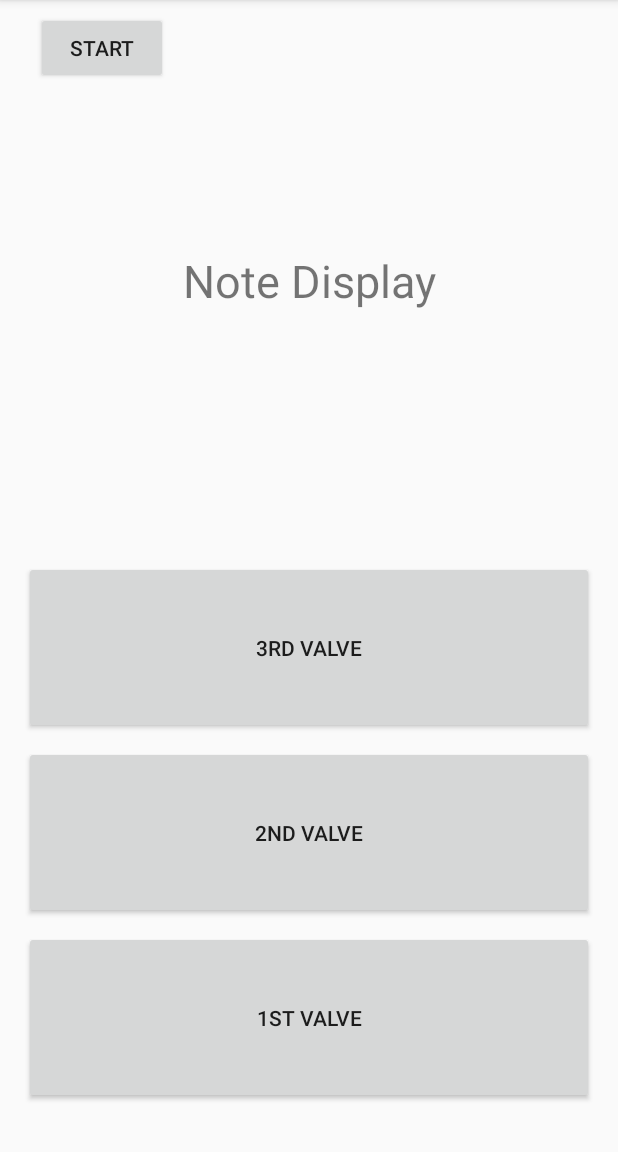
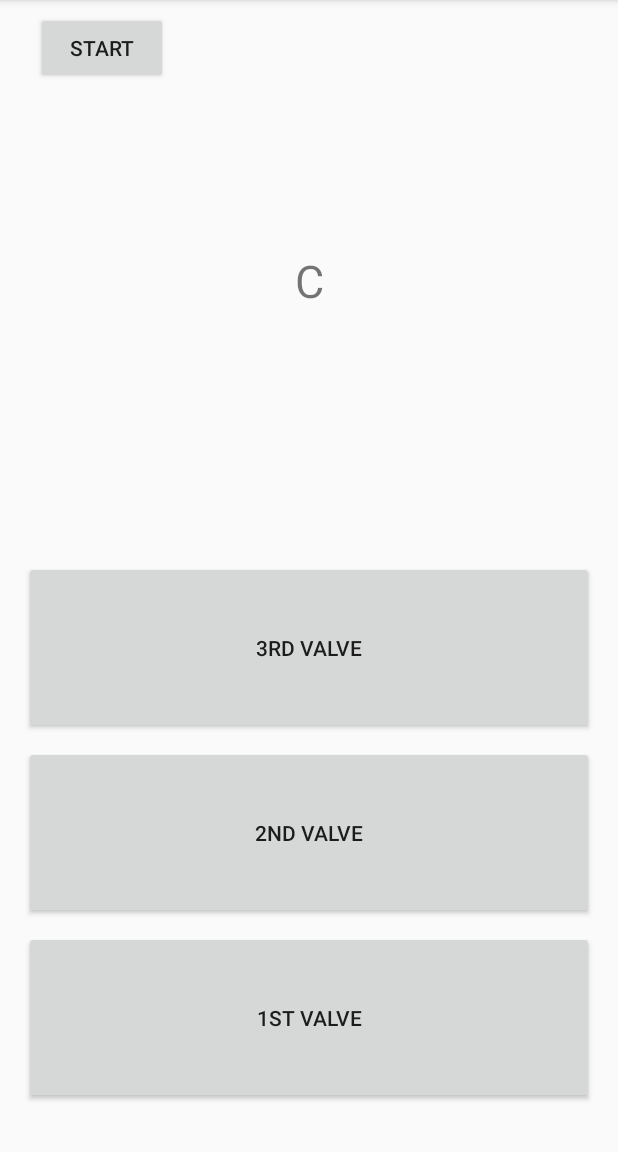
Before and after one commit to jaredblack/brass-scale-practice, an Android app: the screen it shows after launch (MainActivity), after a tap on "START", on a phone screen of 412 x 824 dp, the part 84-1236 px from its top. Run offline under Robolectric (Android 15) with nearby library versions, the phone set to English and light mode, and no system bars.

Commit message:
Now working with C major scale with note display (no grading)

```diff
--- a/BrassScalePractice/app/src/main/java/com/jhblack/brassscalepractice/MainActivity.java
+++ b/BrassScalePractice/app/src/main/java/com/jhblack/brassscalepractice/MainActivity.java
@@ -7,6 +7,7 @@ import android.os.Bundle;
 import android.util.Log;
 import android.view.View;
 import android.widget.Button;
+import android.widget.TextView;
 
 import java.util.Arrays;
 import java.util.Timer;
@@ -16,12 +17,14 @@ public class MainActivity extends AppCompatActivity {
     private Context mContext;
     private SoundPool soundPool;
     int metId;
+    int[] noteIds;
     Button valve1;
     Button valve2;
     Button valve3;
     Scale cMaj;
     boolean firstTime = true;
     Timer met;
+    int lastNote = 0;
 
     @Override
     protected void onCreate(Bundle savedInstanceState) {
@@ -31,6 +34,13 @@ public class MainActivity extends AppCompatActivity {
         soundPool = new SoundPool.Builder().build();
         metId = soundPool.load(mContext, R.raw.click, 1);
 
+        cMaj = new Scale();
+        int[] notes = cMaj.getNoteNames();
+        noteIds = new int[8];
+        for(int i = 0; i < notes.length; i++) {
+            noteIds[i] = soundPool.load(mContext, notes[i], 1);
+        }
+
         valve1 = findViewById(R.id.valve_1);
         valve2 = findViewById(R.id.valve_2);
         valve3 = findViewById(R.id.valve_3);
@@ -39,7 +49,7 @@ public class MainActivity extends AppCompatActivity {
         valve2.setOnTouchListener(new ValveOnTouchListener(2));
         valve3.setOnTouchListener(new ValveOnTouchListener(3));
 
-        cMaj = new Scale();
+
     }
 
     public void startMetronome(View view) {
@@ -49,7 +59,6 @@ public class MainActivity extends AppCompatActivity {
             TimerTask metTask = new TimerTask() {
                 @Override
                 public void run() {
-                    //soundPool.play(metId, 1, 1, 1, 0, 1f);
                     valveCheck();
                 }
             };
@@ -62,13 +71,24 @@ public class MainActivity extends AppCompatActivity {
     }
 
     public void valveCheck() {
-
         boolean[] correctValves = cMaj.getNextNote();
         boolean[] valvesPressed = ValveOnTouchListener.getValvesPressed();
+
         if(Arrays.equals(correctValves, valvesPressed)){
+            runOnUiThread(new Runnable() {
+                @Override
+                public void run() {
+                    TextView noteView = findViewById(R.id.note_display);
+                    noteView.setText(cMaj.getNoteName());
+                }
+            });
+
             Log.d("MainActivity/valveCheck", "Note " + cMaj.getNoteName() + " is correct");
+            soundPool.stop(lastNote);
+            lastNote = soundPool.play(noteIds[cMaj.getCurrentNote()], 1, 1, 1, 1, 1f);
+
+
             cMaj.incrementNote();
-
         }
     }
 }
--- a/BrassScalePractice/app/src/main/java/com/jhblack/brassscalepractice/Scale.java
+++ b/BrassScalePractice/app/src/main/java/com/jhblack/brassscalepractice/Scale.java
@@ -10,6 +10,7 @@ public class Scale {
     private boolean[][] scaleArr;
     private String scaleName;
     int currentNote;
+    boolean goingUp = true;
 
     public Scale() {
         currentNote = 0;
@@ -53,9 +54,16 @@ public class Scale {
 
     }
 
+    public int getCurrentNote() {
+        return currentNote;
+    }
+
     public void incrementNote() {
-        if(currentNote < 7)
+        if(goingUp && currentNote < 7)
             currentNote++;
+        else if(!goingUp && currentNote > 0)
+            currentNote--;
+        else goingUp = !goingUp;
     }
 
     public String getNoteName() {
@@ -71,4 +79,17 @@ public class Scale {
         }
         return "L#";
     }
+
+    public int[] getNoteNames() {
+        int[] noteFiles = new int[8];
+        noteFiles[0] = R.raw.bb3;
+        noteFiles[1] = R.raw.c4;
+        noteFiles[2] = R.raw.d4;
+        noteFiles[3] = R.raw.eb4;
+        noteFiles[4] = R.raw.f4;
+        noteFiles[5] = R.raw.g4;
+        noteFiles[6] = R.raw.a4;
+        noteFiles[7] = R.raw.bb4;
+        return noteFiles;
+    }
 }
```
